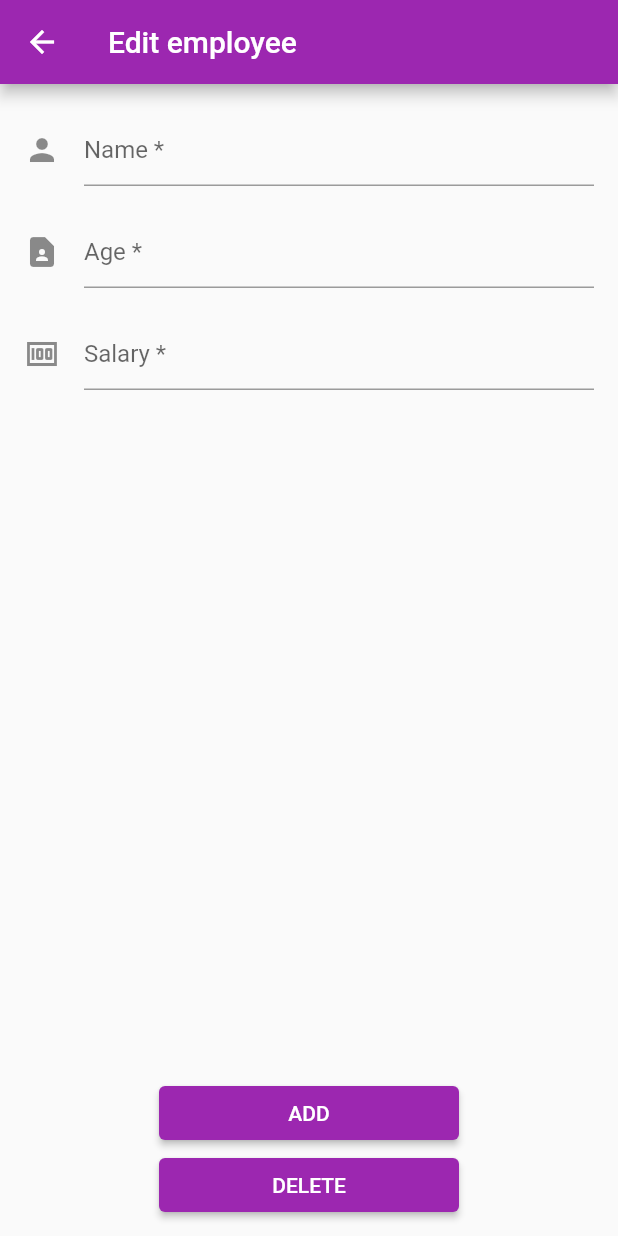
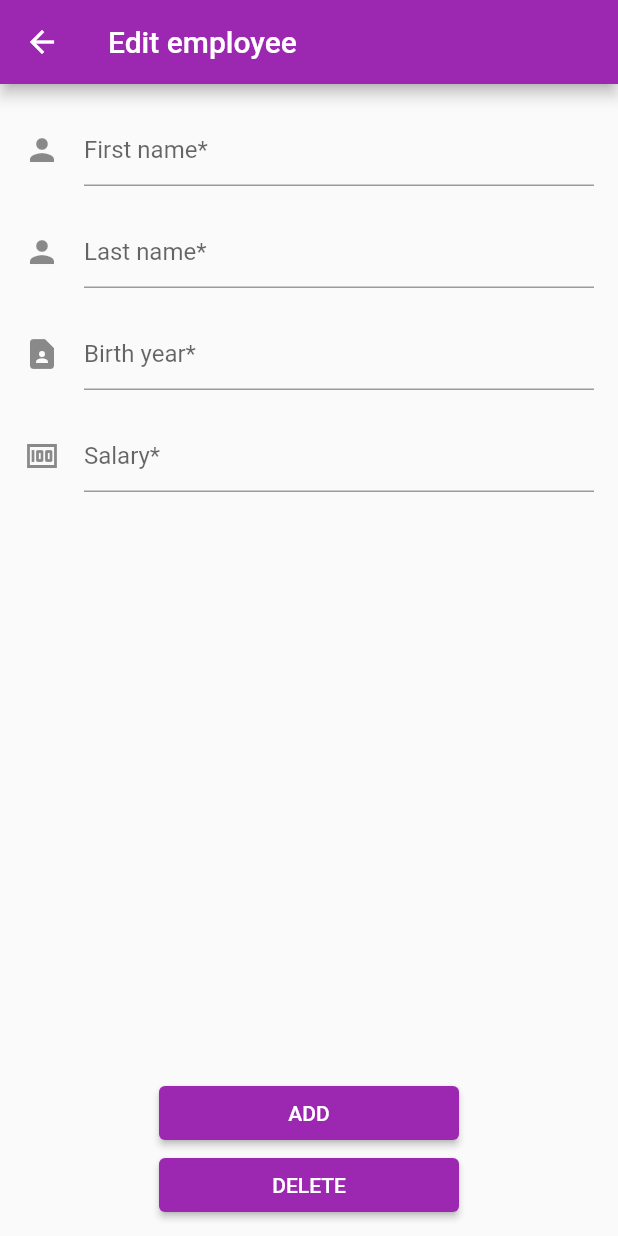
Before and after one commit to duchm12/employee_management, a Flutter app: the screen it shows after launch, after a tap on the "edit" icon, on a phone screen of 412 x 824 dp. Run offline on Flutter 3.47's test engine with Material 2 defaults, Android fonts, the phone set to English and light mode, and no system bars; our stand-ins replace flutter_mobx, mobx; generated files the repository leaves out were written again.

Commit message:
add mobX

```diff
--- /dev/null
+++ b/lib/employee.dart
@@ -0,0 +1,21 @@
+import 'package:mobx/mobx.dart';
+
+class Employee {
+  Employee(this.id, this.firstName, this.lastName, this.birthdate, this.salary);
+
+  int id;
+
+  @observable
+  String firstName;
+
+  @observable
+  String lastName;
+
+  @observable
+  int birthdate;
+
+  @observable
+  int salary;
+
+  int get age => DateTime.now().year - birthdate;
+}
--- /dev/null
+++ b/lib/employee_store.dart
@@ -0,0 +1,50 @@
+import 'package:employee_management/data.dart';
+import 'package:mobx/mobx.dart';
+import 'package:employee_management/employee.dart';
+
+part 'employee_store.g.dart';
+
+class EmployeeStore = _EmployeeStore with _$EmployeeStore;
+
+abstract class _EmployeeStore with Store {
+  var employeeList = ObservableList<Employee>.of(data);
+
+  @action
+  void addEmployee(Employee e) {
+    employeeList.add(e);
+  }
+
+  @action
+  void removeEmployee(Employee e) {
+    employeeList.removeWhere(
+        (employee) => employee.id == e.id); // Don't know, test it out!
+  }
+
+  @action
+  void updateEmployee(Employee employee) {
+    int index = employeeList.indexWhere((e) => e.id == employee.id);
+    employeeList[index] = employee; // Do you have to do this?
+  }
+
+  @computed
+  String get totalSalary {
+    int sum = 0;
+    for (var employee in employeeList) {
+      sum += employee.salary;
+    }
+    return sum.toString();
+  }
+
+  @computed
+  String get oldestEmployee {
+    int index = -1;
+    int highestAge = 0;
+    for (var e in employeeList) {
+      if (e.age > highestAge) {
+        highestAge = e.age;
+        index++;
+      }
+    }
+    return employeeList[index].lastName + ' ' + employeeList[index].firstName;
+  }
+}
--- a/lib/main.dart
+++ b/lib/main.dart
@@ -1,4 +1,11 @@
+import 'package:employee_management/utils.dart';
 import 'package:flutter/material.dart';
+import 'package:flutter_mobx/flutter_mobx.dart';
+
+import 'employee.dart';
+import 'employee_store.dart';
+
+final EmployeeStore employeeStore = EmployeeStore();
 
 void main() {
   runApp(const ManagementApp());
@@ -18,28 +25,35 @@ class ManagementApp extends StatelessWidget {
   }
 }
 
+String truncateLongString(String base, int limit) {
+  return base.length > limit
+      ? base.substring(0, limit - 1).toString() + '...'
+      : base;
+}
+
 class HomeRoute extends StatelessWidget {
   const HomeRoute({Key? key}) : super(key: key);
 
-  Widget _buildCardItem(BuildContext context) {
+  Widget _buildCardItem(BuildContext context, int index) {
+    var current = employeeStore.employeeList[index];
     return Card(
+      child: Padding(
+        padding: const EdgeInsets.symmetric(vertical: 8.0),
         child: Row(
           children: [
             Expanded(
               child: ListTile(
-              leading: Padding(
-                padding: const EdgeInsets.symmetric(horizontal: 12.0),
-                child: const CircleAvatar(
+                leading: CircleAvatar(
                   backgroundColor: Colors.purple,
-                  child: Text('D'),
+                  child: Text(current.lastName[0]),
                 ),
-              ),
-              title: const Text('Hoang Minh Duc'),
+                title: Text(truncateLongString(
+                    current.lastName + ' ' + current.firstName, 26)),
                 subtitle: Column(
                   crossAxisAlignment: CrossAxisAlignment.start,
                   children: [
-                  const Text('Age: 21'),
-                  const Text('Salary: 0'),
+                    Text('Age: ${current.age.toString()}'),
+                    Text('Salary: ${current.salary.toString()}'),
                   ],
                 ),
               ),
@@ -54,6 +68,7 @@ class HomeRoute extends StatelessWidget {
             ),
           ],
         ),
+      ),
     );
   }
 
@@ -66,16 +81,37 @@ class HomeRoute extends StatelessWidget {
       body: Center(
         child: Column(
           children: [
-            InfoHeader(),
+            const InfoHeader(),
             Expanded(
-              child: ListView.builder(
-                itemCount: 10,
-                itemBuilder: (_, index) => _buildCardItem(context),
+              child: Padding(
+                padding: const EdgeInsets.only(bottom: 10.0),
+                child: Observer(
+                  builder: (_) => ListView.builder(
+                    itemCount: employeeStore.employeeList.length,
+                    itemBuilder: (_, index) => _buildCardItem(
+                      context,
+                      index,
+                    ),
+                  ),
+                ),
               ),
             ),
           ],
         ),
       ),
+      bottomNavigationBar: BottomAppBar(
+        color: Colors.purple,
+        child: Container(height: 40.0),
+      ),
+      floatingActionButton: FloatingActionButton(
+        onPressed: () {
+          Navigator.push(
+              context, MaterialPageRoute(builder: (context) => FormRoute()));
+        },
+        backgroundColor: Colors.green,
+        child: const Icon(Icons.add),
+      ),
+      floatingActionButtonLocation: FloatingActionButtonLocation.endDocked,
     );
   }
 }
@@ -109,17 +145,31 @@ class InfoHeader extends StatelessWidget {
   Widget build(BuildContext context) {
     return Row(
       children: [
-        const HeaderCard(title: 'Total', content: '0'),
-        const HeaderCard(title: 'Oldest', content: 'Hoang Minh Duc'),
+        Observer(
+            builder: (_) =>
+                HeaderCard(title: 'Total', content: employeeStore.totalSalary)),
+        Observer(
+            builder: (_) => HeaderCard(
+                title: 'Total', content: employeeStore.oldestEmployee)),
       ],
     );
   }
 }
 
-class FormRoute extends StatelessWidget {
-  FormRoute({Key? key}) : super(key: key);
+class FormRoute extends StatefulWidget {
+  const FormRoute({Key? key}) : super(key: key);
 
+  @override
+  State<FormRoute> createState() => _FormRouteState();
+}
+
+class _FormRouteState extends State<FormRoute> {
   final _formKey = GlobalKey<FormState>();
+
+  final _firstNameController = TextEditingController();
+  final _lastNameController = TextEditingController();
+  final _salaryController = TextEditingController();
+  final _birthdateController = TextEditingController();
 
   Future<void> _promptUserDeleteConfirmation(BuildContext context) async {
     return showDialog<void>(
@@ -168,19 +218,57 @@ class FormRoute extends StatelessWidget {
                   children: [
                     const SizedBox(height: 20.0),
                     TextFormField(
-                      decoration: InputDecoration(
-                          icon: const Icon(Icons.person), hintText: 'Name *'),
+                      validator: (value) {
+                        if (value == null || value.isEmpty) {
+                          return 'First name can not be empty';
+                        }
+                        return null;
+                      },
+                      controller: _firstNameController,
+                      decoration: const InputDecoration(
+                          icon: Icon(Icons.person), hintText: 'First name*'),
                     ),
                     const SizedBox(height: 20.0),
                     TextFormField(
-                      decoration: InputDecoration(
-                          icon: const Icon(Icons.contact_page),
-                          hintText: 'Age *'),
+                      validator: (value) {
+                        if (value == null || value.isEmpty) {
+                          return 'Last name can not be empty';
+                        }
+                        return null;
+                      },
+                      controller: _lastNameController,
+                      decoration: const InputDecoration(
+                          icon: Icon(Icons.person), hintText: 'Last name*'),
                     ),
                     const SizedBox(height: 20.0),
                     TextFormField(
-                      decoration: InputDecoration(
-                          icon: const Icon(Icons.money), hintText: 'Salary *'),
+                        validator: (value) {
+                          if (value == null || value.isEmpty) {
+                            return 'Birth date can not be empty';
+                          }
+                          if (int.tryParse(value) == null) {
+                            return '$value is not an integer';
+                          }
+                          return null;
+                        },
+                        controller: _birthdateController,
+                        decoration: const InputDecoration(
+                            icon: Icon(Icons.contact_page),
+                            hintText: 'Birth year*')),
+                    const SizedBox(height: 20.0),
+                    TextFormField(
+                      validator: (value) {
+                        if (value == null || value.isEmpty) {
+                          return 'Salary can not be empty';
+                        }
+                        if (int.tryParse(value) == null) {
+                          return '$value is not an integer';
+                        }
+                        return null;
+                      },
+                      controller: _salaryController,
+                      decoration: const InputDecoration(
+                          icon: Icon(Icons.money), hintText: 'Salary*'),
                     ),
                   ],
                 ),
@@ -192,7 +280,17 @@ class FormRoute extends StatelessWidget {
                     width: 200.0,
                     child: ElevatedButton(
                       onPressed: () {
+                        if (_formKey.currentState!.validate()) {
+                          employeeStore.addEmployee(
+                            Employee(
+                                10,
+                                _firstNameController.text,
+                                _lastNameController.text,
+                                int.parse(_birthdateController.text),
+                                int.parse(_salaryController.text)),
+                          );
                           Navigator.pop(context);
+                        }
                       },
                       child: const Text('ADD'),
                     ),
@@ -200,8 +298,14 @@ class FormRoute extends StatelessWidget {
                   SizedBox(
                     width: 200.0,
                     child: ElevatedButton(
-                      onPressed: () {
-                        _promptUserDeleteConfirmation(context);
+                      onPressed: () async {
+                        bool? result =
+                            await DialogUtils.displayDialogOKCallback(
+                                context, "confirm", "CHECK");
+                        if (result == true) {
+                          print(result);
+                        }
+                        // _promptUserDeleteConfirmation(context);
                       },
                       child: const Text('DELETE'),
                     ),
--- a/pubspec.yaml
+++ b/pubspec.yaml
@@ -34,6 +34,9 @@ dependencies:
   # The following adds the Cupertino Icons font to your application.
   # Use with the CupertinoIcons class for iOS style icons.
   cupertino_icons: ^1.0.2
+  mobx: ^2.0.6+1
+  flutter_mobx: ^2.0.4
+  dio: ^4.0.4
 
 dev_dependencies:
   flutter_test:
@@ -45,6 +48,8 @@ dev_dependencies:
   # package. See that file for information about deactivating specific lint
   # rules and activating additional ones.
   flutter_lints: ^1.0.0
+  build_runner: ^2.1.7
+  mobx_codegen: ^2.0.5+2
 
 # For information on the generic Dart part of this file, see the
 # following page: https://dart.dev/tools/pub/pubspec
```
Also changed, not shown: lib/data.dart (added, +17 -0 lines), lib/utils.dart (added, +47 -0 lines), lib/employee_store.g.dart (added), pubspec.lock, 2 other files. Lines whose indentation alone changed are shown as unchanged.
